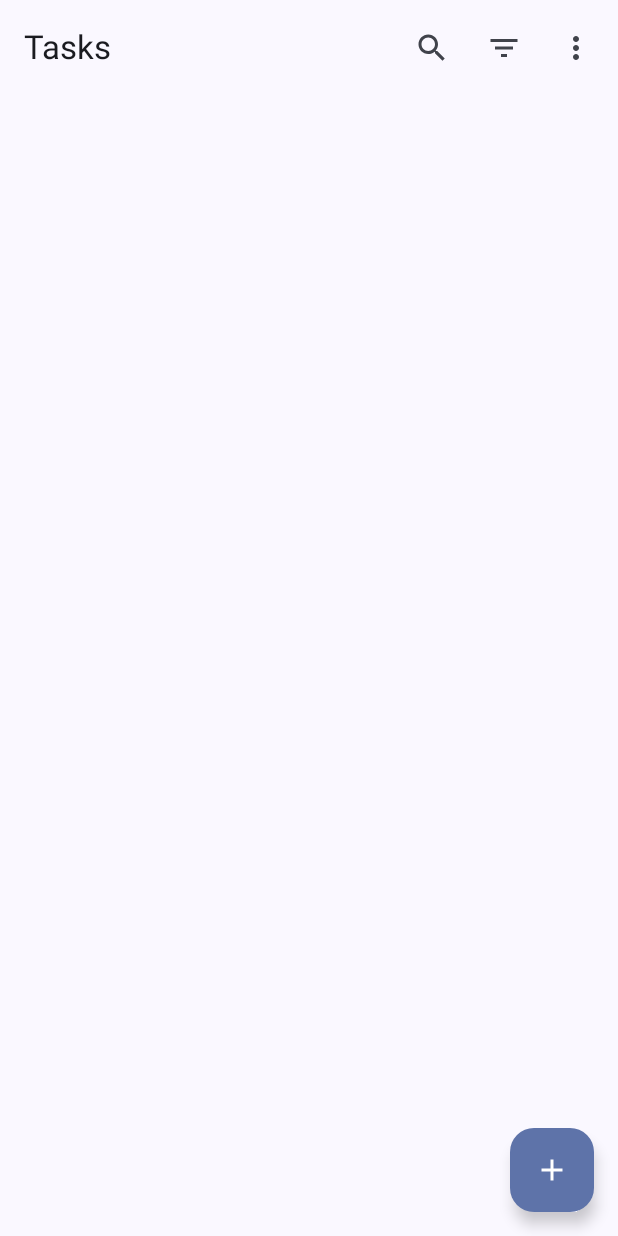
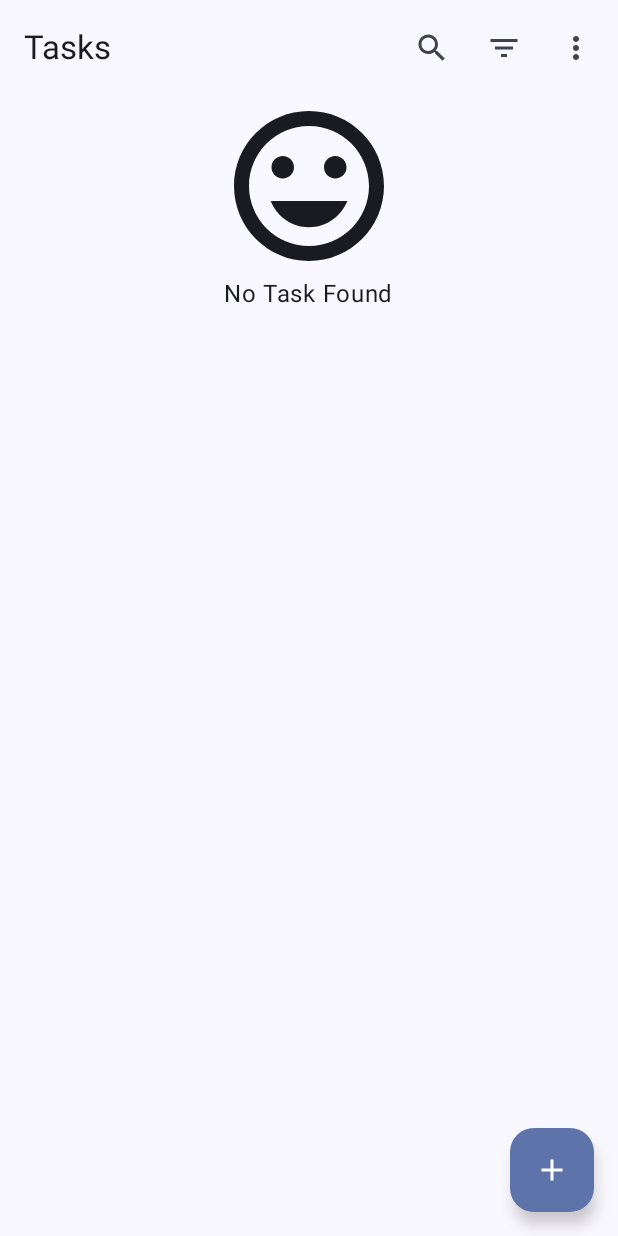
Before and after one commit to soutruoshim/todo-android-composer, an Android app built with Jetpack Compose: the composable ListScreen shown on its own in the app's theme, on a phone screen of 412 x 824 dp. Run offline under Robolectric (Android 15) with nearby library versions, the phone set to English and light mode, and no system bars; our stand-ins replace Dagger/Hilt's generated code.

Commit message:
show empty list with create state

```diff
--- /dev/null
+++ b/app/src/main/java/com/srhdp/to_docompose/ui/screen/list/EmptyContent.kt
@@ -0,0 +1,40 @@
+package com.srhdp.to_docompose.ui.screen.list
+
+import androidx.compose.foundation.layout.Arrangement
+import androidx.compose.foundation.layout.Column
+import androidx.compose.foundation.layout.fillMaxWidth
+import androidx.compose.foundation.layout.size
+import androidx.compose.material3.Icon
+import androidx.compose.material3.MaterialTheme
+import androidx.compose.material3.Text
+import androidx.compose.runtime.Composable
+import androidx.compose.ui.Alignment
+import androidx.compose.ui.Modifier
+import androidx.compose.ui.res.painterResource
+import androidx.compose.ui.text.font.FontWeight
+import androidx.compose.ui.tooling.preview.Preview
+import androidx.compose.ui.unit.dp
+import com.srhdp.to_docompose.R
+
+@Composable
+fun EmptyContent(){
+    Column(modifier = Modifier
+        .fillMaxWidth(),
+        verticalArrangement = Arrangement.Center,
+        horizontalAlignment = Alignment.CenterHorizontally
+    ) {
+         Icon(
+             modifier = Modifier.size(120.dp),
+             painter = painterResource(id = R.drawable.tag_faces), contentDescription = "Sad Face")
+         Text(
+             text = "No Task Found",
+
+         )
+    }
+}
+
+@Composable
+@Preview
+private fun EmptyContentReview(){
+    EmptyContent()
+}
--- a/app/src/main/java/com/srhdp/to_docompose/ui/screen/list/ListContent.kt
+++ b/app/src/main/java/com/srhdp/to_docompose/ui/screen/list/ListContent.kt
@@ -21,17 +21,31 @@ import androidx.compose.ui.graphics.RectangleShape
 import androidx.compose.ui.text.font.FontWeight
 import androidx.compose.ui.text.style.TextOverflow
 import androidx.compose.ui.tooling.preview.Preview
+import androidx.datastore.preferences.protobuf.Empty
 import com.srhdp.to_docompose.data.models.Priority
 import com.srhdp.to_docompose.data.models.TodoTask
 import com.srhdp.to_docompose.ui.theme.LARGE_PADDING
 import com.srhdp.to_docompose.ui.theme.PRIORITY_INDICATOR_SIZE
+import com.srhdp.to_docompose.util.RequestState
 
 @ExperimentalMaterial3Api
 @Composable
 fun ListContent(
-    tasks: List<TodoTask>,
+    tasks: RequestState<List<TodoTask>>,
     navigateToTaskScreen:(taskId:Int)->Unit
 ){
+    if(tasks is RequestState.Success){
+        if(tasks.data.isEmpty()){
+            EmptyContent()
+        }else{
+            DisplayTasks(tasks = tasks.data, navigateToTaskScreen = navigateToTaskScreen)
+        }
+    }
+}
+
+@Composable
+fun DisplayTasks(  tasks: List<TodoTask>,
+                   navigateToTaskScreen:(taskId:Int)->Unit){
     LazyColumn{
         items(
             items = tasks,
--- a/app/src/main/java/com/srhdp/to_docompose/ui/screen/list/ListScreen.kt
+++ b/app/src/main/java/com/srhdp/to_docompose/ui/screen/list/ListScreen.kt
@@ -1,6 +1,11 @@
 package com.srhdp.to_docompose.ui.screen.list
 
 import android.annotation.SuppressLint
+import androidx.compose.foundation.layout.Arrangement.Center
+import androidx.compose.foundation.layout.Arrangement.Top
+import androidx.compose.foundation.layout.Box
+import androidx.compose.foundation.layout.fillMaxSize
+import androidx.compose.foundation.layout.padding
 import androidx.compose.material.icons.Icons
 import androidx.compose.material.icons.filled.Add
 import androidx.compose.material3.ExperimentalMaterial3Api
@@ -13,6 +18,8 @@ import androidx.compose.runtime.Composable
 import androidx.compose.runtime.LaunchedEffect
 import androidx.compose.runtime.collectAsState
 import androidx.compose.runtime.getValue
+import androidx.compose.ui.Alignment
+import androidx.compose.ui.Modifier
 import androidx.compose.ui.res.stringResource
 import androidx.compose.ui.tooling.preview.Preview
 import androidx.compose.ui.unit.dp
@@ -35,24 +42,6 @@ fun ListScreen(
 
     val searchAppBarState:SearchAppBarState by sharedViewModel.searchAppBarState
     val searchTextState:String by sharedViewModel.searchTextState
-//       Scaffold(
-//           topBar = {
-//              ListAppBar(
-//                  sharedViewModel = sharedViewModel,
-//                  searchAppBarState = searchAppBarState,
-//                  searchTextState = searchTextState
-//              )
-//           },
-//           content = {
-//                     ListContent(
-//                         tasks = allTasks,
-//                         navigateToTaskScreen = navigateToTaskScreen
-//                     )
-//           },
-//           floatingActionButton = {
-//            ListFab(onFabClicked = navigateToTaskScreen)
-//           }
-//       )
    Scaffold(
        topBar = {
           ListAppBar(
@@ -61,15 +50,22 @@ fun ListScreen(
               searchTextState = searchTextState
           )
        },
-            floatingActionButton = {
-                ListFab(onFabClicked = navigateToTaskScreen)
-            }
-        ) {contentPadding ->
+       content = {
+           Box(
+               modifier = Modifier.padding(it)
+           ) {
                ListContent(
                    tasks = allTasks,
                    navigateToTaskScreen = navigateToTaskScreen
                )
            }
+
+       },
+       floatingActionButton = {
+        ListFab(onFabClicked = navigateToTaskScreen)
+       }
+   )
+
 }
 
 @Composable
--- a/app/src/main/java/com/srhdp/to_docompose/ui/viewmodels/SharedViewModel.kt
+++ b/app/src/main/java/com/srhdp/to_docompose/ui/viewmodels/SharedViewModel.kt
@@ -6,6 +6,7 @@ import androidx.lifecycle.ViewModel
 import androidx.lifecycle.viewModelScope
 import com.srhdp.to_docompose.data.models.TodoTask
 import com.srhdp.to_docompose.data.repositories.TodoRepository
+import com.srhdp.to_docompose.util.RequestState
 import com.srhdp.to_docompose.util.SearchAppBarState
 import dagger.hilt.android.lifecycle.HiltViewModel
 import kotlinx.coroutines.flow.MutableStateFlow
@@ -20,14 +21,20 @@ class SharedViewModel @Inject constructor (private val repository: TodoRepositor
      val searchTextState : MutableState<String>  = mutableStateOf("")
 
 
-    private val _allTasks = MutableStateFlow<List<TodoTask>>(emptyList())
-    val allTasks:StateFlow<List<TodoTask>> = _allTasks
+    private val _allTasks = MutableStateFlow<RequestState<List<TodoTask>>>(RequestState.Idle)
+    val allTasks:StateFlow<RequestState<List<TodoTask>>> = _allTasks
 
     fun getAllTasks(){
-        viewModelScope.launch {
-            repository.getAllTasks.collect{
-                    _allTasks.value = it
+        _allTasks.value = RequestState.Loading
+        try {
+            viewModelScope.launch {
+                repository.getAllTasks.collect{
+                    _allTasks.value = RequestState.Success(it)
+                }
             }
+        }catch (e:Exception){
+           _allTasks.value = RequestState.Error(e)
         }
+
     }
 }
--- /dev/null
+++ b/app/src/main/java/com/srhdp/to_docompose/util/RequestState.kt
@@ -0,0 +1,9 @@
+package com.srhdp.to_docompose.util
+
+sealed class RequestState<out T>{
+    object Idle:RequestState<Nothing>()
+    object Loading:RequestState<Nothing>()
+    data class Success<T>(val data:T): RequestState<T>()
+    data class Error(val error:Throwable): RequestState<Nothing>()
+
+}
--- /dev/null
+++ b/app/src/main/res/drawable/tag_faces.xml
@@ -0,0 +1,5 @@
+<vector android:height="24dp" android:tint="#000000"
+    android:viewportHeight="24" android:viewportWidth="24"
+    android:width="24dp" xmlns:android="http://schemas.android.com/apk/res/android">
+    <path android:fillColor="@android:color/white" android:pathData="M11.99,2C6.47,2 2,6.48 2,12s4.47,10 9.99,10C17.52,22 22,17.52 22,12S17.52,2 11.99,2zM12,20c-4.42,0 -8,-3.58 -8,-8s3.58,-8 8,-8 8,3.58 8,8 -3.58,8 -8,8zM15.5,11c0.83,0 1.5,-0.67 1.5,-1.5S16.33,8 15.5,8 14,8.67 14,9.5s0.67,1.5 1.5,1.5zM8.5,11c0.83,0 1.5,-0.67 1.5,-1.5S9.33,8 8.5,8 7,8.67 7,9.5 7.67,11 8.5,11zM12,17.5c2.33,0 4.31,-1.46 5.11,-3.5L6.89,14c0.8,2.04 2.78,3.5 5.11,3.5z"/>
+</vector>
```
Lines whose indentation alone changed are shown as unchanged.
